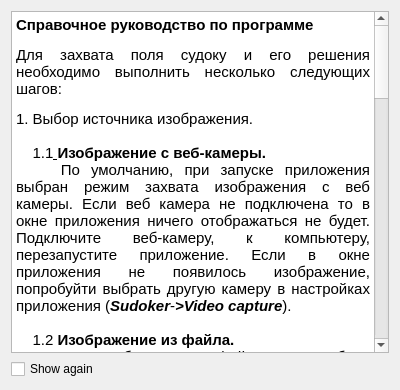
Qt form modules/gui/d_help.ui (IvanFeofanov/sudoker) before a commit.
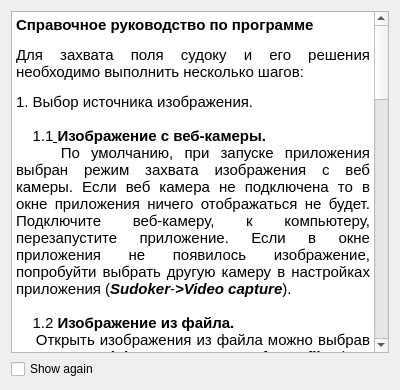
The same form after that commit.

Commit message: Исправил некоторые ошибки в документации

Diff of the .ui file:
```diff
--- a/modules/gui/d_help.ui
+++ b/modules/gui/d_help.ui
@@ -22,7 +22,7 @@
 p, li { white-space: pre-wrap; }
 &lt;/style&gt;&lt;/head&gt;&lt;body style=&quot; font-family:'Ubuntu'; font-size:11pt; font-weight:400; font-style:normal;&quot;&gt;
 &lt;p style=&quot; margin-top:12px; margin-bottom:12px; margin-left:0px; margin-right:0px; -qt-block-indent:0; text-indent:0px;&quot;&gt;&lt;span style=&quot; font-weight:600;&quot;&gt;Справочное руководство по программе&lt;/span&gt;&lt;/p&gt;
-&lt;p align=&quot;justify&quot; style=&quot; margin-top:12px; margin-bottom:12px; margin-left:0px; margin-right:0px; -qt-block-indent:0; text-indent:0px;&quot;&gt;Для захвата поля судоку и его решения необходимо выполнить несколько следующих шагов:&lt;/p&gt;
+&lt;p align=&quot;justify&quot; style=&quot; margin-top:12px; margin-bottom:12px; margin-left:0px; margin-right:0px; -qt-block-indent:0; text-indent:0px;&quot;&gt;Для захвата поля судоку и его решения необходимо выполнить несколько шагов:&lt;/p&gt;
 &lt;p align=&quot;justify&quot; style=&quot; margin-top:12px; margin-bottom:12px; margin-left:0px; margin-right:0px; -qt-block-indent:0; text-indent:0px;&quot;&gt;1. Выбор источника изображения.&lt;br /&gt;&lt;br /&gt;    1.1&lt;span style=&quot; text-decoration: underline;&quot;&gt; &lt;/span&gt;&lt;span style=&quot; font-weight:600;&quot;&gt;Изображение с веб-камеры.&lt;/span&gt;&lt;span style=&quot; text-decoration: underline;&quot;&gt;&lt;br /&gt;&lt;/span&gt;    По умолчанию, при запуске приложения выбран режим захвата изображения с веб камеры. Если веб камера не подключена то в окне приложения ничего отображаться не будет. Подключите веб-камеру, к компьютеру, перезапустите приложение. Если в окне приложения не появилось изображение, попробуйти выбрать другую камеру в настройках приложения (&lt;span style=&quot; font-weight:600; font-style:italic;&quot;&gt;Sudoker&lt;/span&gt;-&lt;span style=&quot; font-weight:600; font-style:italic;&quot;&gt;&amp;gt;Video capture&lt;/span&gt;). &lt;br /&gt;&lt;br /&gt;    1.2 &lt;span style=&quot; font-weight:600;&quot;&gt;Изображение из файла.&lt;/span&gt;&lt;br /&gt;    Открыть изображения из файла можно выбрав в меню &lt;span style=&quot; font-weight:600; font-style:italic;&quot;&gt;Sudoker &lt;/span&gt;пункт &lt;span style=&quot; font-weight:600; font-style:italic;&quot;&gt;Image from file &lt;/span&gt;(или используя комбинацию клавиш&lt;span style=&quot; font-weight:600; font-style:italic;&quot;&gt; Ctrl + O &lt;/span&gt;).&lt;br /&gt;&lt;/p&gt;
 &lt;p align=&quot;justify&quot; style=&quot; margin-top:12px; margin-bottom:12px; margin-left:0px; margin-right:0px; -qt-block-indent:0; text-indent:0px;&quot;&gt;2. Выбор режима работы.&lt;br /&gt;&lt;br /&gt;    2.1 &lt;span style=&quot; font-weight:600;&quot;&gt;Режим распознования.&lt;br /&gt;    &lt;/span&gt;В этом режиме происходит только захват поля и распознование цифр. Включение этого режима происходит при отключегом режиме решения(&lt;span style=&quot; font-weight:600;&quot;&gt;Solve&lt;/span&gt;).&lt;/p&gt;
 &lt;p align=&quot;justify&quot; style=&quot; margin-top:12px; margin-bottom:12px; margin-left:0px; margin-right:0px; -qt-block-indent:0; text-indent:0px;&quot;&gt;    2.2 &lt;span style=&quot; font-weight:600;&quot;&gt;Режим решения.&lt;br /&gt;    &lt;/span&gt;Этот режим можно включить кнопкой &lt;span style=&quot; font-weight:600;&quot;&gt;Solve &lt;/span&gt;на панели инструментов или в меню &lt;span style=&quot; font-weight:600;&quot;&gt;Mode&lt;/span&gt;. Он также включен по умолчанию.&lt;/p&gt;
@@ -32,9 +32,9 @@
 &lt;p align=&quot;justify&quot; style=&quot; margin-top:12px; margin-bottom:12px; margin-left:0px; margin-right:0px; -qt-block-indent:0; text-indent:0px;&quot;&gt;    3.2  &lt;span style=&quot; font-weight:600;&quot;&gt;Статичное изображение.&lt;/span&gt;&lt;/p&gt;
 &lt;p align=&quot;justify&quot; style=&quot; margin-top:12px; margin-bottom:12px; margin-left:0px; margin-right:0px; -qt-block-indent:0; text-indent:0px;&quot;&gt;Если было выбрано изображение из файла и выполняются все вышеперечисленные требования то поле будет успешно захвачено, распознано и решено.&lt;br /&gt;Если какие либо требования были нарушены поле может быть не захвачено или неправильно распознано.&lt;/p&gt;
 &lt;p align=&quot;justify&quot; style=&quot; margin-top:12px; margin-bottom:12px; margin-left:0px; margin-right:0px; -qt-block-indent:0; text-indent:0px;&quot;&gt;    3.3 &lt;span style=&quot; font-weight:600;&quot;&gt;Изображение с камеры.&lt;/span&gt;&lt;/p&gt;
-&lt;p align=&quot;justify&quot; style=&quot; margin-top:12px; margin-bottom:12px; margin-left:0px; margin-right:0px; -qt-block-indent:0; text-indent:0px;&quot;&gt;Для захвата судоку с веб-камеры необходимо поместить изображение с полем перед камерой. Если контур поля обведен красным - значит поле не удается захватить из-за движения в кадре, нужно добиться того чтобы поля изображение было максимальное неподвижно. Если это не удается сделать можно попробывать уменьшить чуствительность к движению или полностью отключить проверку на движение в настройках (&lt;span style=&quot; font-weight:600; font-style:italic;&quot;&gt;Sudoker-&amp;gt;Preferences&lt;/span&gt;).&lt;/p&gt;
+&lt;p align=&quot;justify&quot; style=&quot; margin-top:12px; margin-bottom:12px; margin-left:0px; margin-right:0px; -qt-block-indent:0; text-indent:0px;&quot;&gt;Для захвата судоку с веб-камеры необходимо поместить изображение с полем перед камерой. Если контур поля отображается красным - значит поле не удается захватить из-за движения в кадре, нужно добиться того чтобы поле изображение было максимальное неподвижно. Если это не удается сделать можно попробывать уменьшить чуствительность к движению или полностью отключить проверку на движение в настройках (&lt;span style=&quot; font-weight:600; font-style:italic;&quot;&gt;Sudoker-&amp;gt;Preferences&lt;/span&gt;).&lt;/p&gt;
 &lt;p align=&quot;justify&quot; style=&quot; margin-top:12px; margin-bottom:12px; margin-left:0px; margin-right:0px; -qt-block-indent:0; text-indent:0px;&quot;&gt;    3.4 &lt;span style=&quot; font-weight:600;&quot;&gt;Продолжение захвата.&lt;/span&gt;&lt;/p&gt;
-&lt;p align=&quot;justify&quot; style=&quot; margin-top:12px; margin-bottom:12px; margin-left:0px; margin-right:0px; -qt-block-indent:0; text-indent:0px;&quot;&gt;В случае успешного захвата  игрового поля судоку, приложение переходит в режим просмотра, при этом изображение становится неподвижным. Для того чтобы продолжить работу можно нажав клавишу &lt;span style=&quot; font-weight:600; font-style:italic;&quot;&gt;Esc&lt;/span&gt;  или кнопку &lt;span style=&quot; font-weight:600; font-style:italic;&quot;&gt;Continue&lt;/span&gt; на панели инструментов.&lt;/p&gt;&lt;/body&gt;&lt;/html&gt;</string>
+&lt;p align=&quot;justify&quot; style=&quot; margin-top:12px; margin-bottom:12px; margin-left:0px; margin-right:0px; -qt-block-indent:0; text-indent:0px;&quot;&gt;В случае успешного захвата  игрового поля судоку, приложение переходит в режим просмотра, при этом изображение становится неподвижным.  Продолжить работу можно нажав клавишу &lt;span style=&quot; font-weight:600; font-style:italic;&quot;&gt;Esc&lt;/span&gt;  или кнопку &lt;span style=&quot; font-weight:600; font-style:italic;&quot;&gt;Continue&lt;/span&gt; на панели инструментов.&lt;/p&gt;&lt;/body&gt;&lt;/html&gt;</string>
      </property>
     </widget>
    </item>
```
